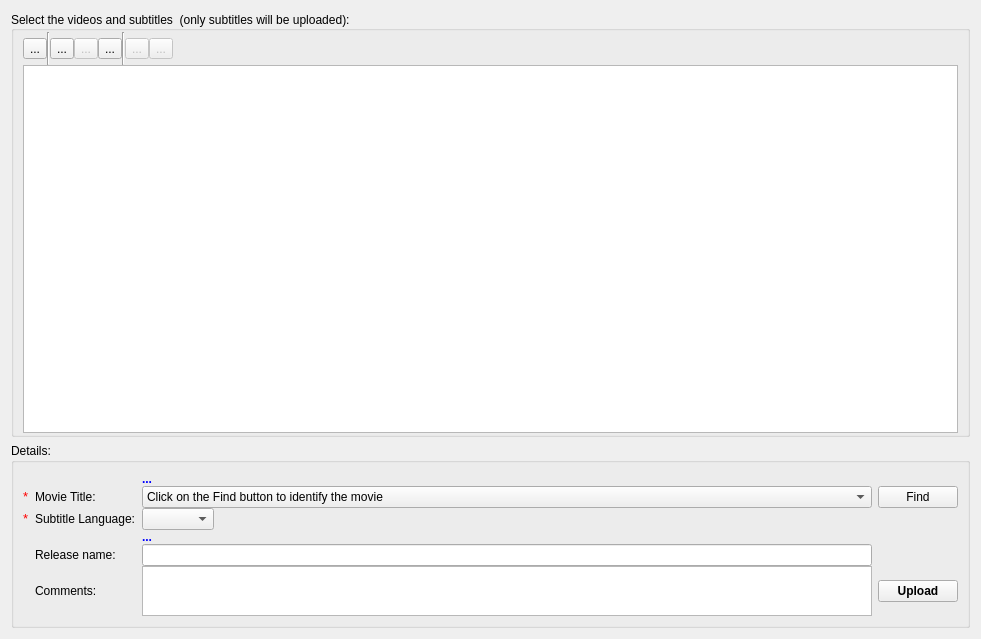
This is subdownloader/client/gui/uploadWidget.ui in subdownloader/subdownloader as Qt 5 draws it before an edit. The edited form follows.
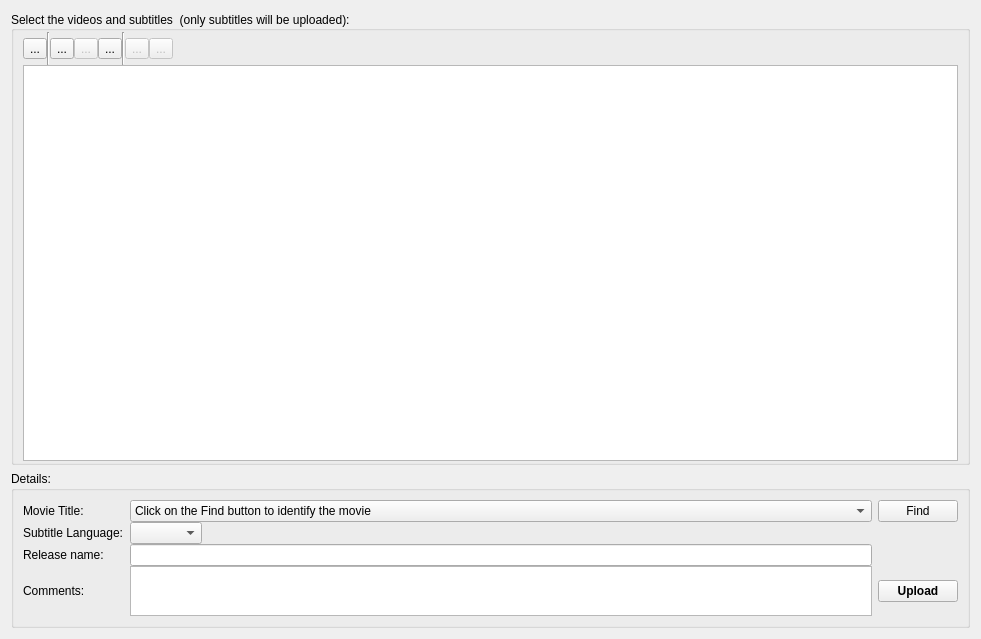
This is the edited form. Icons and pictures are not drawn. Custom widgets are drawn as their Qt base class.

```diff
--- a/subdownloader/client/gui/uploadWidget.ui
+++ b/subdownloader/client/gui/uploadWidget.ui
@@ -209,36 +209,9 @@
           <height>0</height>
          </size>
         </property>
-        <property name="baseSize">
-         <size>
-          <width>0</width>
-          <height>0</height>
-         </size>
-        </property>
-        <property name="acceptDrops">
-         <bool>true</bool>
-        </property>
         <property name="autoScrollMargin">
          <number>16</number>
         </property>
-        <property name="dragEnabled">
-         <bool>true</bool>
-        </property>
-        <property name="dragDropMode">
-         <enum>QAbstractItemView::DropOnly</enum>
-        </property>
-        <property name="alternatingRowColors">
-         <bool>true</bool>
-        </property>
-        <property name="selectionMode">
-         <enum>QAbstractItemView::MultiSelection</enum>
-        </property>
-        <property name="selectionBehavior">
-         <enum>QAbstractItemView::SelectRows</enum>
-        </property>
-        <property name="gridStyle">
-         <enum>Qt::DotLine</enum>
-        </property>
        </widget>
       </item>
      </layout>
@@ -264,29 +237,7 @@
         <property name="verticalSpacing">
          <number>0</number>
         </property>
-        <item row="1" column="0">
-         <widget class="QLabel" name="label_4">
-          <property name="sizePolicy">
-           <sizepolicy hsizetype="Fixed" vsizetype="Preferred">
-            <horstretch>0</horstretch>
-            <verstretch>0</verstretch>
-           </sizepolicy>
-          </property>
-          <property name="maximumSize">
-           <size>
-            <width>10</width>
-            <height>16777215</height>
-           </size>
-          </property>
-          <property name="text">
-           <string>&lt;html&gt;&lt;head&gt;&lt;meta name=&quot;qrichtext&quot; content=&quot;1&quot; /&gt;&lt;style type=&quot;text/css&quot;&gt;
-p, li { white-space: pre-wrap; }
-&lt;/style&gt;&lt;/head&gt;&lt;body style=&quot; font-family:'Sans Serif'; font-size:9pt; font-weight:400; font-style:normal;&quot;&gt;
-&lt;p style=&quot; margin-top:0px; margin-bottom:0px; margin-left:0px; margin-right:0px; -qt-block-indent:0; text-indent:0px;&quot;&gt;&lt;span style=&quot; font-size:10pt; color:#ff0000;&quot;&gt;*&lt;/span&gt;&lt;/p&gt;&lt;/body&gt;&lt;/html&gt;</string>
-          </property>
-         </widget>
-        </item>
-        <item row="1" column="1">
+        <item row="0" column="0">
          <widget class="QLabel" name="label">
           <property name="sizePolicy">
            <sizepolicy hsizetype="Fixed" vsizetype="Preferred">
@@ -299,7 +250,7 @@
           </property>
          </widget>
         </item>
-        <item row="1" column="2">
+        <item row="0" column="1">
          <widget class="QComboBox" name="uploadIMDB">
           <item>
            <property name="text">
@@ -308,7 +259,20 @@
           </item>
          </widget>
         </item>
-        <item row="1" column="3">
+        <item row="2" column="0">
+         <widget class="QLabel" name="label_6">
+          <property name="sizePolicy">
+           <sizepolicy hsizetype="Fixed" vsizetype="Preferred">
+            <horstretch>0</horstretch>
+            <verstretch>0</verstretch>
+           </sizepolicy>
+          </property>
+          <property name="text">
+           <string>Release name:</string>
+          </property>
+         </widget>
+        </item>
+        <item row="0" column="2">
          <widget class="QPushButton" name="buttonUploadFindIMDB">
           <property name="sizePolicy">
            <sizepolicy hsizetype="Minimum" vsizetype="Fixed">
@@ -337,168 +301,7 @@
           </property>
          </widget>
         </item>
-        <item row="2" column="0">
-         <widget class="QLabel" name="label_8">
-          <property name="sizePolicy">
-           <sizepolicy hsizetype="Minimum" vsizetype="Preferred">
-            <horstretch>0</horstretch>
-            <verstretch>0</verstretch>
-           </sizepolicy>
-          </property>
-          <property name="maximumSize">
-           <size>
-            <width>10</width>
-            <height>16777215</height>
-           </size>
-          </property>
-          <property name="text">
-           <string>&lt;html&gt;&lt;head&gt;&lt;meta name=&quot;qrichtext&quot; content=&quot;1&quot; /&gt;&lt;style type=&quot;text/css&quot;&gt;
-p, li { white-space: pre-wrap; }
-&lt;/style&gt;&lt;/head&gt;&lt;body style=&quot; font-family:'Sans Serif'; font-size:9pt; font-weight:400; font-style:normal;&quot;&gt;
-&lt;p style=&quot; margin-top:0px; margin-bottom:0px; margin-left:0px; margin-right:0px; -qt-block-indent:0; text-indent:0px;&quot;&gt;&lt;span style=&quot; font-size:10pt; color:#ff0000;&quot;&gt;*&lt;/span&gt;&lt;/p&gt;&lt;/body&gt;&lt;/html&gt;</string>
-          </property>
-         </widget>
-        </item>
-        <item row="0" column="2">
-         <widget class="QLabel" name="label_autodetect_imdb">
-          <property name="enabled">
-           <bool>true</bool>
-          </property>
-          <property name="sizePolicy">
-           <sizepolicy hsizetype="Preferred" vsizetype="Preferred">
-            <horstretch>0</horstretch>
-            <verstretch>0</verstretch>
-           </sizepolicy>
-          </property>
-          <property name="palette">
-           <palette>
-            <active>
-             <colorrole role="WindowText">
-              <brush brushstyle="SolidPattern">
-               <color alpha="255">
-                <red>0</red>
-                <green>0</green>
-                <blue>255</blue>
-               </color>
-              </brush>
-             </colorrole>
-            </active>
-            <inactive>
-             <colorrole role="WindowText">
-              <brush brushstyle="SolidPattern">
-               <color alpha="255">
-                <red>0</red>
-                <green>0</green>
-                <blue>255</blue>
-               </color>
-              </brush>
-             </colorrole>
-            </inactive>
-            <disabled>
-             <colorrole role="WindowText">
-              <brush brushstyle="SolidPattern">
-               <color alpha="255">
-                <red>146</red>
-                <green>145</green>
-                <blue>144</blue>
-               </color>
-              </brush>
-             </colorrole>
-            </disabled>
-           </palette>
-          </property>
-          <property name="font">
-           <font>
-            <weight>75</weight>
-            <bold>true</bold>
-            <underline>false</underline>
-            <strikeout>false</strikeout>
-           </font>
-          </property>
-          <property name="lineWidth">
-           <number>0</number>
-          </property>
-          <property name="text">
-           <string>...</string>
-          </property>
-          <property name="textFormat">
-           <enum>Qt::PlainText</enum>
-          </property>
-          <property name="scaledContents">
-           <bool>false</bool>
-          </property>
-          <property name="alignment">
-           <set>Qt::AlignLeading|Qt::AlignLeft|Qt::AlignTop</set>
-          </property>
-         </widget>
-        </item>
-        <item row="3" column="2">
-         <widget class="QLabel" name="label_autodetect_lang">
-          <property name="palette">
-           <palette>
-            <active>
-             <colorrole role="WindowText">
-              <brush brushstyle="SolidPattern">
-               <color alpha="255">
-                <red>0</red>
-                <green>0</green>
-                <blue>255</blue>
-               </color>
-              </brush>
-             </colorrole>
-            </active>
-            <inactive>
-             <colorrole role="WindowText">
-              <brush brushstyle="SolidPattern">
-               <color alpha="255">
-                <red>0</red>
-                <green>0</green>
-                <blue>255</blue>
-               </color>
-              </brush>
-             </colorrole>
-            </inactive>
-            <disabled>
-             <colorrole role="WindowText">
-              <brush brushstyle="SolidPattern">
-               <color alpha="255">
-                <red>146</red>
-                <green>145</green>
-                <blue>144</blue>
-               </color>
-              </brush>
-             </colorrole>
-            </disabled>
-           </palette>
-          </property>
-          <property name="font">
-           <font>
-            <weight>75</weight>
-            <bold>true</bold>
-           </font>
-          </property>
-          <property name="text">
-           <string>...</string>
-          </property>
-          <property name="textFormat">
-           <enum>Qt::PlainText</enum>
-          </property>
-         </widget>
-        </item>
-        <item row="4" column="1">
-         <widget class="QLabel" name="label_6">
-          <property name="sizePolicy">
-           <sizepolicy hsizetype="Fixed" vsizetype="Preferred">
-            <horstretch>0</horstretch>
-            <verstretch>0</verstretch>
-           </sizepolicy>
-          </property>
-          <property name="text">
-           <string>Release name:</string>
-          </property>
-         </widget>
-        </item>
-        <item row="5" column="1">
+        <item row="3" column="0">
          <widget class="QLabel" name="label_7">
           <property name="sizePolicy">
            <sizepolicy hsizetype="Fixed" vsizetype="Preferred">
@@ -511,7 +314,7 @@
           </property>
          </widget>
         </item>
-        <item row="2" column="1">
+        <item row="1" column="0">
          <widget class="QLabel" name="label_5">
           <property name="sizePolicy">
            <sizepolicy hsizetype="Fixed" vsizetype="Preferred">
@@ -524,10 +327,10 @@
           </property>
          </widget>
         </item>
-        <item row="4" column="2">
+        <item row="2" column="1">
          <widget class="QLineEdit" name="uploadReleaseText"/>
         </item>
-        <item row="5" column="2">
+        <item row="3" column="1">
          <widget class="QTextEdit" name="uploadComments">
           <property name="sizePolicy">
            <sizepolicy hsizetype="Expanding" vsizetype="Fixed">
@@ -543,36 +346,10 @@
           </property>
          </widget>
         </item>
-        <item row="5" column="3">
-         <widget class="QPushButton" name="buttonUpload">
-          <property name="enabled">
-           <bool>true</bool>
-          </property>
-          <property name="font">
-           <font>
-            <weight>75</weight>
-            <bold>true</bold>
-           </font>
-          </property>
-          <property name="text">
-           <string>Upload</string>
-          </property>
-          <property name="icon">
-           <iconset>
-            <normaloff>:/images/upload.png</normaloff>:/images/upload.png</iconset>
-          </property>
-          <property name="iconSize">
-           <size>
-            <width>24</width>
-            <height>24</height>
-           </size>
-          </property>
-         </widget>
-        </item>
-        <item row="2" column="2">
+        <item row="1" column="1">
          <layout class="QHBoxLayout" name="horizontalLayout_12">
           <item>
-           <widget class="QComboBox" name="uploadLanguages"/>
+           <widget class="LanguageComboBox" name="uploadLanguages"/>
           </item>
           <item>
            <spacer name="horizontalSpacer_4">
@@ -589,6 +366,32 @@
           </item>
          </layout>
         </item>
+        <item row="3" column="2">
+         <widget class="QPushButton" name="buttonUpload">
+          <property name="enabled">
+           <bool>true</bool>
+          </property>
+          <property name="font">
+           <font>
+            <weight>75</weight>
+            <bold>true</bold>
+           </font>
+          </property>
+          <property name="text">
+           <string>Upload</string>
+          </property>
+          <property name="icon">
+           <iconset>
+            <normaloff>:/images/upload.png</normaloff>:/images/upload.png</iconset>
+          </property>
+          <property name="iconSize">
+           <size>
+            <width>24</width>
+            <height>24</height>
+           </size>
+          </property>
+         </widget>
+        </item>
        </layout>
       </item>
      </layout>
@@ -600,7 +403,12 @@
   <customwidget>
    <class>UploadListView</class>
    <extends>QTableView</extends>
-   <header>subdownloader.client.gui.uploadlistview</header>
+   <header>subdownloader.client.gui.uploadModel2</header>
+  </customwidget>
+  <customwidget>
+   <class>LanguageComboBox</class>
+   <extends>QComboBox</extends>
+   <header>subdownloader.client.gui.languageComboBox</header>
   </customwidget>
  </customwidgets>
  <resources/>
```
